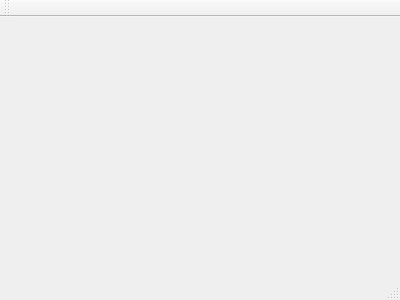
The window that CTP-client/mainwindow.ui (george99g/CTP) describes before a commit, drawn with Qt 5.
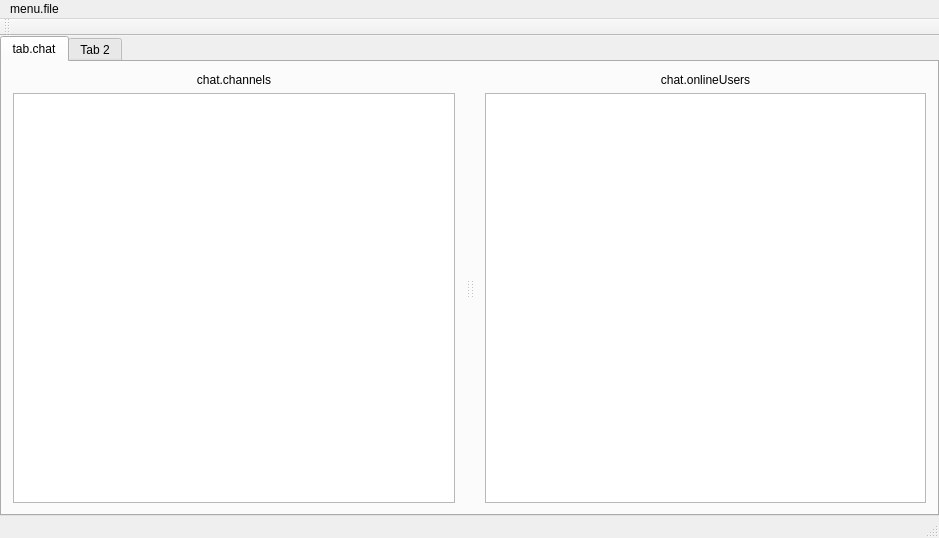
The same window after the commit.

Commit message: Created main client window form.

What changed in the file:
```diff
--- a/CTP-client/mainwindow.ui
+++ b/CTP-client/mainwindow.ui
@@ -1,24 +1,149 @@
 <ui version="4.0">
  <class>MainWindow</class>
- <widget class="QMainWindow" name="MainWindow" >
-  <property name="geometry" >
+ <widget class="QMainWindow" name="MainWindow">
+  <property name="geometry">
    <rect>
     <x>0</x>
     <y>0</y>
-    <width>400</width>
-    <height>300</height>
+    <width>939</width>
+    <height>538</height>
    </rect>
   </property>
   <property name="windowTitle" >
    <string>MainWindow</string>
   </property>
-  <widget class="QMenuBar" name="menuBar" />
-  <widget class="QToolBar" name="mainToolBar" />
-  <widget class="QWidget" name="centralWidget" />
-  <widget class="QStatusBar" name="statusBar" />
+  <widget class="QWidget" name="centralWidget">
+   <layout class="QVBoxLayout" name="verticalLayout">
+    <property name="spacing">
+     <number>0</number>
+    </property>
+    <property name="leftMargin">
+     <number>0</number>
+    </property>
+    <property name="topMargin">
+     <number>0</number>
+    </property>
+    <property name="rightMargin">
+     <number>0</number>
+    </property>
+    <property name="bottomMargin">
+     <number>0</number>
+    </property>
+    <item>
+     <widget class="QTabWidget" name="tabWidget">
+      <property name="currentIndex">
+       <number>0</number>
+      </property>
+      <widget class="QWidget" name="chatTab">
+       <attribute name="title">
+        <string>tab.chat</string>
+       </attribute>
+       <layout class="QVBoxLayout" name="verticalLayout_4">
+        <property name="spacing">
+         <number>0</number>
+        </property>
+        <property name="leftMargin">
+         <number>0</number>
+        </property>
+        <property name="topMargin">
+         <number>0</number>
+        </property>
+        <property name="rightMargin">
+         <number>0</number>
+        </property>
+        <property name="bottomMargin">
+         <number>0</number>
+        </property>
+        <item>
+         <widget class="QSplitter" name="splitter">
+          <property name="orientation">
+           <enum>Qt::Horizontal</enum>
+          </property>
+          <widget class="QWidget" name="">
+           <layout class="QVBoxLayout" name="verticalLayout_3">
+            <item>
+             <widget class="QLabel" name="label">
+              <property name="text">
+               <string>chat.channels</string>
+              </property>
+              <property name="alignment">
+               <set>Qt::AlignCenter</set>
+              </property>
+             </widget>
+            </item>
+            <item>
+             <widget class="QListView" name="listViewChannels"/>
+            </item>
+           </layout>
+          </widget>
+          <widget class="QStackedWidget" name="stackedWidgetChat">
+           <property name="currentIndex">
+            <number>-1</number>
+           </property>
+          </widget>
+          <widget class="QWidget" name="">
+           <layout class="QVBoxLayout" name="verticalLayout_2">
+            <item>
+             <widget class="QLabel" name="label_2">
+              <property name="text">
+               <string>chat.onlineUsers</string>
+              </property>
+              <property name="alignment">
+               <set>Qt::AlignCenter</set>
+              </property>
+             </widget>
+            </item>
+            <item>
+             <widget class="QListWidget" name="listWidgetUsers"/>
+            </item>
+           </layout>
+          </widget>
+         </widget>
+        </item>
+       </layout>
+      </widget>
+      <widget class="QWidget" name="tab_2">
+       <attribute name="title">
+        <string>Tab 2</string>
+       </attribute>
+      </widget>
+     </widget>
+    </item>
+   </layout>
+  </widget>
+  <widget class="QMenuBar" name="menuBar">
+   <property name="geometry">
+    <rect>
+     <x>0</x>
+     <y>0</y>
+     <width>939</width>
+     <height>20</height>
+    </rect>
+   </property>
+   <widget class="QMenu" name="menuFile">
+    <property name="title">
+     <string>menu.file</string>
+    </property>
+    <addaction name="actionExit"/>
+   </widget>
+   <addaction name="menuFile"/>
+  </widget>
+  <widget class="QToolBar" name="mainToolBar">
+   <attribute name="toolBarArea">
+    <enum>TopToolBarArea</enum>
+   </attribute>
+   <attribute name="toolBarBreak">
+    <bool>false</bool>
+   </attribute>
+  </widget>
+  <widget class="QStatusBar" name="statusBar"/>
+  <action name="actionExit">
+   <property name="text">
+    <string>action.exit</string>
+   </property>
+  </action>
  </widget>
- <layoutDefault spacing="6" margin="11" />
- <pixmapfunction></pixmapfunction>
+ <layoutdefault spacing="6" margin="11"/>
  <resources/>
  <connections/>
 </ui>
```
Left out of the diff: 3 changed lines with no effect on the pictures. The commit also changes 3 other files.
